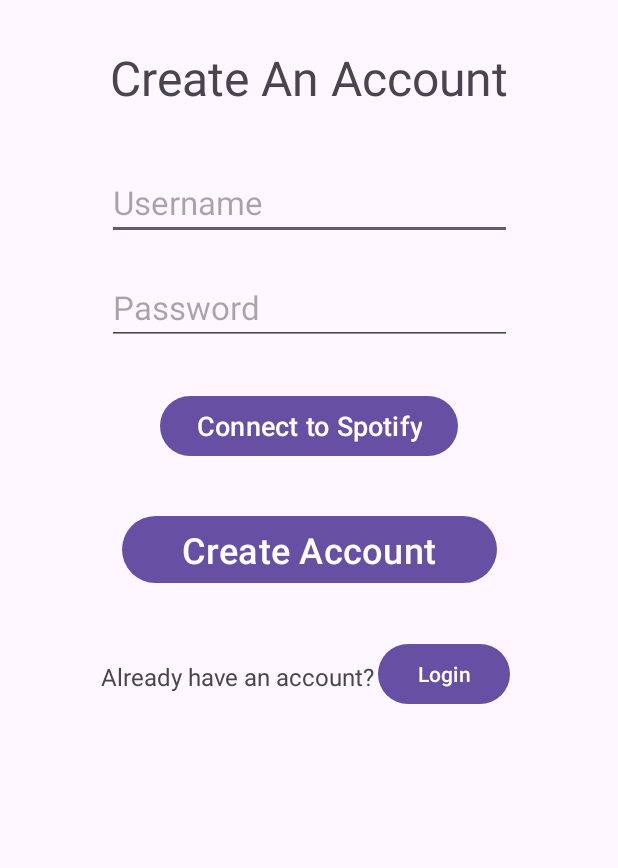
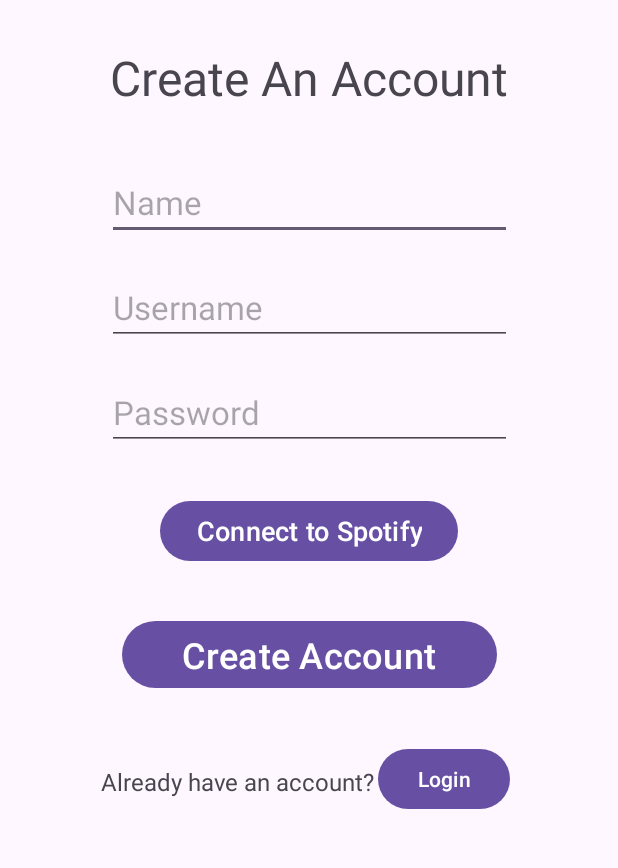
Before and after one commit to JohnN310/Scrollify, an Android app: the layout create_account.xml on its own in the app's theme, with its tools: preview values and no code run, on a phone screen of 412 x 824 dp, the part 161-1029 px from its top. Run offline under Robolectric (Android 15) with nearby library versions, the phone set to English and light mode, and no system bars.

Commit message:
User Adds Name for Accounts
added name text field when creating account

```diff
--- a/app/src/main/java/com/example/spotifytest/CreateAccount.java
+++ b/app/src/main/java/com/example/spotifytest/CreateAccount.java
@@ -14,6 +14,7 @@ public class CreateAccount extends AppCompatActivity {
     Button go_to_login;
     Button connect_spotify_button;
     Button create_account;
+    EditText inputName;
     EditText inputUsername;
     EditText inputPassword;
 
@@ -27,6 +28,7 @@ public class CreateAccount extends AppCompatActivity {
         super.onCreate(savedInstanceState);
         setContentView(R.layout.create_account);
 
+        inputName = (EditText) findViewById(R.id.type_name);
         inputUsername = (EditText) findViewById(R.id.create_username);
         inputPassword = (EditText) findViewById(R.id.create_password);
 
@@ -54,7 +56,7 @@ public class CreateAccount extends AppCompatActivity {
             @Override
             public void onClick(View view) {
 
-                if (inputUsername.getText().toString().equals("") || inputPassword.getText().toString().equals("")) {
+                if (inputName.getText().toString().equals("") || inputUsername.getText().toString().equals("") || inputPassword.getText().toString().equals("")) {
                     Toast myToast = Toast.makeText(CreateAccount.this, "You must complete all fields!", Toast.LENGTH_SHORT);
                     myToast.show();
                 } else {
--- a/app/src/main/res/layout/create_account.xml
+++ b/app/src/main/res/layout/create_account.xml
@@ -37,16 +37,29 @@
         tools:layout_editor_absoluteY="140dp" />
 
     <EditText
-        android:id="@+id/create_username"
+        android:id="@+id/type_name"
         android:layout_width="270sp"
         android:layout_height="wrap_content"
         android:layout_marginTop="80dp"
         android:layout_marginStart="60dp"
         android:layout_marginEnd="60dp"
+        android:hint="@string/name"
+        app:layout_constraintStart_toStartOf="parent"
+        app:layout_constraintEnd_toEndOf="parent"
+        app:layout_constraintTop_toTopOf="@id/create_an_account_text"
+        android:textSize="22sp"/>
+
+    <EditText
+        android:id="@+id/create_username"
+        android:layout_width="270sp"
+        android:layout_height="wrap_content"
+        android:layout_marginTop="70dp"
+        android:layout_marginStart="60dp"
+        android:layout_marginEnd="60dp"
         android:hint="@string/username"
         app:layout_constraintStart_toStartOf="parent"
         app:layout_constraintEnd_toEndOf="parent"
-        app:layout_constraintTop_toTopOf="@id/create_an_account_text"
+        app:layout_constraintTop_toTopOf="@id/type_name"
         android:textSize="22sp"/>
 
     <EditText
--- a/app/src/main/res/values/strings.xml
+++ b/app/src/main/res/values/strings.xml
@@ -54,4 +54,5 @@
     <string name="go_to_create_an_account">Create an Account</string>
     <string name="go_to_create_account">Create Account</string>
     <string name="top_tracks">Top Tracks</string>
+    <string name="name">Name</string>
 </resources>
```
